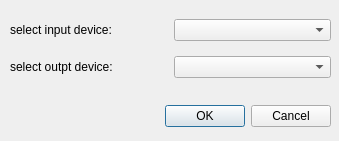
Old version of the form addsounddev.ui in the repository AWAH-SIP/AWAH-SIP_Desktop-GUI.
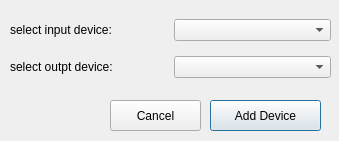
New version of the form.

Commit message: fix issue #7 window can not be closed after adding account

```diff
--- a/addsounddev.ui
+++ b/addsounddev.ui
@@ -25,23 +25,7 @@
   <property name="windowTitle">
    <string>add sound device</string>
   </property>
-  <widget class="QDialogButtonBox" name="buttonBox">
-   <property name="geometry">
-    <rect>
-     <x>10</x>
-     <y>100</y>
-     <width>321</width>
-     <height>32</height>
-    </rect>
-   </property>
-   <property name="orientation">
-    <enum>Qt::Horizontal</enum>
-   </property>
-   <property name="standardButtons">
-    <set>QDialogButtonBox::Cancel|QDialogButtonBox::Ok</set>
-   </property>
-  </widget>
-  <widget class="QWidget" name="">
+  <widget class="QWidget" name="layoutWidget">
    <property name="geometry">
     <rect>
      <x>10</x>
@@ -73,6 +57,35 @@
     </item>
    </layout>
   </widget>
+  <widget class="QPushButton" name="pushButton_addDev">
+   <property name="geometry">
+    <rect>
+     <x>210</x>
+     <y>100</y>
+     <width>111</width>
+     <height>31</height>
+    </rect>
+   </property>
+   <property name="text">
+    <string>Add Device</string>
+   </property>
+  </widget>
+  <widget class="QPushButton" name="pushButton_cancel">
+   <property name="geometry">
+    <rect>
+     <x>110</x>
+     <y>100</y>
+     <width>91</width>
+     <height>31</height>
+    </rect>
+   </property>
+   <property name="text">
+    <string>Cancel</string>
+   </property>
+   <property name="autoDefault">
+    <bool>false</bool>
+   </property>
+  </widget>
  </widget>
  <resources/>
  <connections>
```
Left out of the diff: 35 changed lines with no effect on the pictures. The commit also changes 2 other files.
